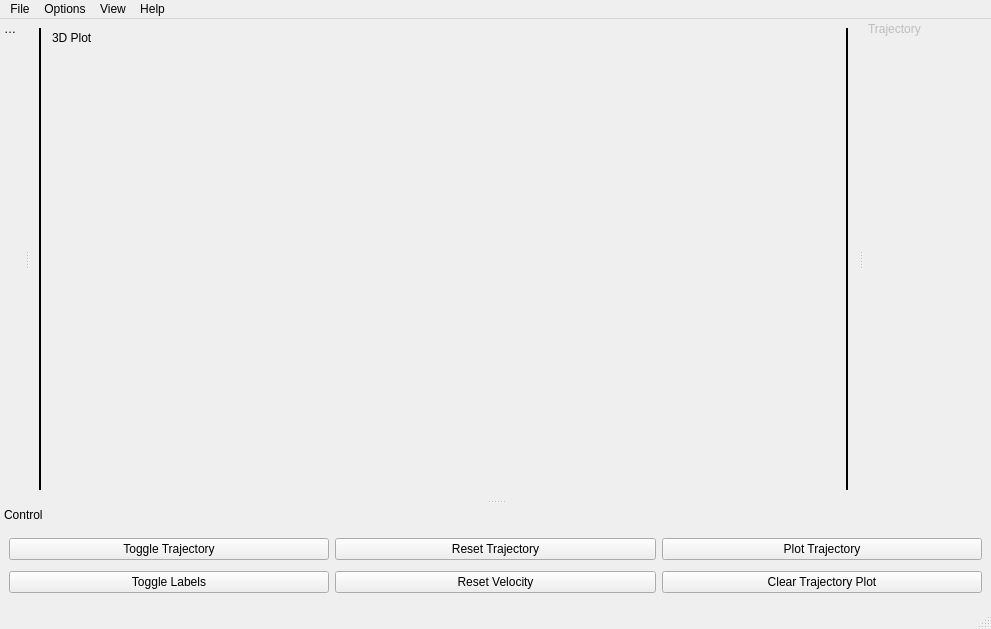
The window that src/kinematics_gui/mainwindow.ui (Infinite-Echo/sparkeKinematics) describes before a commit, drawn with Qt 5.
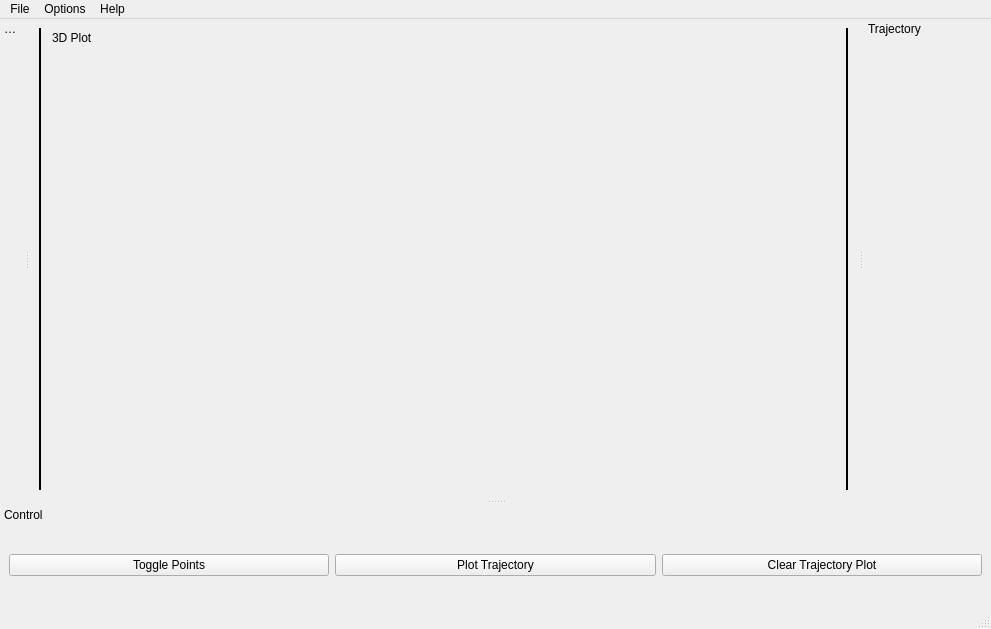
The same window after the commit.

```diff
--- a/src/kinematics_gui/mainwindow.ui
+++ b/src/kinematics_gui/mainwindow.ui
@@ -138,19 +138,6 @@
     </widget>
     <addaction name="menuMode"/>
    </widget>
-   <widget class="QMenu" name="menuView">
-    <property name="title">
-     <string>View</string>
-    </property>
-    <widget class="QMenu" name="menuVisibility">
-     <property name="title">
-      <string>Visibility</string>
-     </property>
-     <addaction name="actionHome_Position"/>
-     <addaction name="actionKinematics"/>
-    </widget>
-    <addaction name="menuVisibility"/>
-   </widget>
    <widget class="QMenu" name="menuHelp">
     <property name="title">
      <string>Help</string>
@@ -158,7 +145,6 @@
    </widget>
    <addaction name="menuFile"/>
    <addaction name="menuOptions"/>
-   <addaction name="menuView"/>
    <addaction name="menuHelp"/>
   </widget>
   <widget class="QStatusBar" name="statusbar"/>
@@ -209,7 +195,7 @@
   </widget>
   <widget class="QDockWidget" name="trajectory_dock_widget">
    <property name="enabled">
-    <bool>false</bool>
+    <bool>true</bool>
    </property>
    <property name="sizePolicy">
     <sizepolicy hsizetype="Expanding" vsizetype="Expanding">
@@ -292,45 +278,24 @@
      </sizepolicy>
     </property>
     <layout class="QGridLayout" name="gridLayout">
-     <item row="1" column="2">
-      <widget class="QPushButton" name="clear_trajectory_plot_button">
-       <property name="text">
-        <string>Clear Trajectory Plot</string>
-       </property>
-      </widget>
-     </item>
-     <item row="1" column="0">
-      <widget class="QPushButton" name="toggle_labels_button">
-       <property name="text">
-        <string>Toggle Labels</string>
-       </property>
-      </widget>
-     </item>
-     <item row="0" column="0">
-      <widget class="QPushButton" name="toggle_trajectory_button">
-       <property name="text">
-        <string>Toggle Trajectory</string>
-       </property>
-      </widget>
-     </item>
-     <item row="0" column="2">
+     <item row="4" column="1">
       <widget class="QPushButton" name="plot_trajectory_button">
        <property name="text">
         <string>Plot Trajectory</string>
        </property>
       </widget>
      </item>
-     <item row="0" column="1">
-      <widget class="QPushButton" name="reset_trajectory_button">
+     <item row="4" column="0">
+      <widget class="QPushButton" name="toggle_points_button">
        <property name="text">
-        <string>Reset Trajectory</string>
+        <string>Toggle Points</string>
        </property>
       </widget>
      </item>
-     <item row="1" column="1">
-      <widget class="QPushButton" name="reset_vel_button">
+     <item row="4" column="2">
+      <widget class="QPushButton" name="clear_trajectory_plot_button">
        <property name="text">
-        <string>Reset Velocity</string>
+        <string>Clear Trajectory Plot</string>
        </property>
       </widget>
      </item>
```
Left out of the diff: 24 changed lines with no effect on the pictures.
